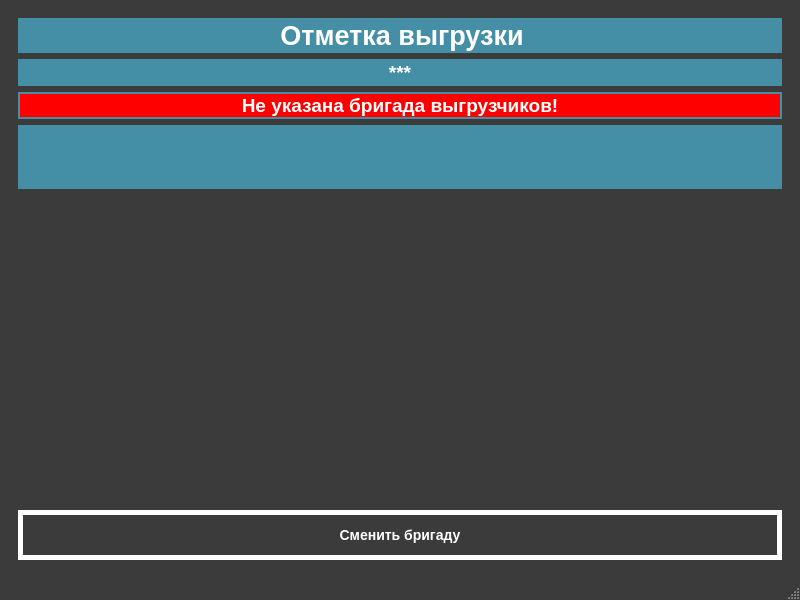
This is uis/unloadPoint.ui in krsnvss/beetstock as Qt 5 draws it before an edit. The edited form follows.
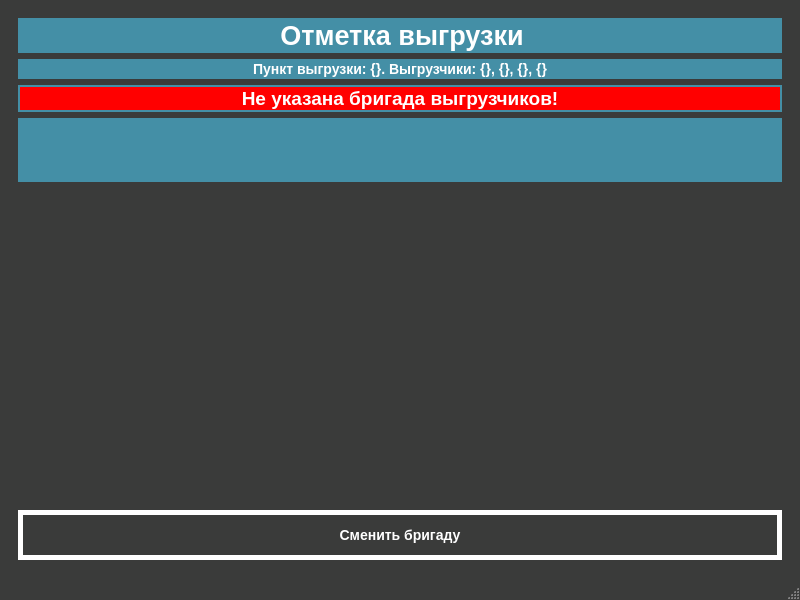
This is the edited form. Icons and pictures are not drawn.

```diff
--- a/uis/unloadPoint.ui
+++ b/uis/unloadPoint.ui
@@ -229,7 +229,7 @@
         <item>
          <widget class="QLabel" name="unloaderLabel">
           <property name="text">
-           <string>&lt;html&gt;&lt;head/&gt;&lt;body&gt;&lt;p align=&quot;center&quot;&gt;&lt;span style=&quot; font-size:14pt; font-weight:600; color:#ffffff;&quot;&gt;***&lt;/span&gt;&lt;/p&gt;&lt;/body&gt;&lt;/html&gt;</string>
+           <string>&lt;p&gt;Пункт выгрузки: &lt;strong&gt;{}.&amp;nbsp;&lt;/strong&gt;Выгрузчики: &lt;strong&gt;{}, {}, {}, {}&lt;/strong&gt;&lt;/p&gt;</string>
           </property>
           <property name="alignment">
            <set>Qt::AlignCenter</set>
```
